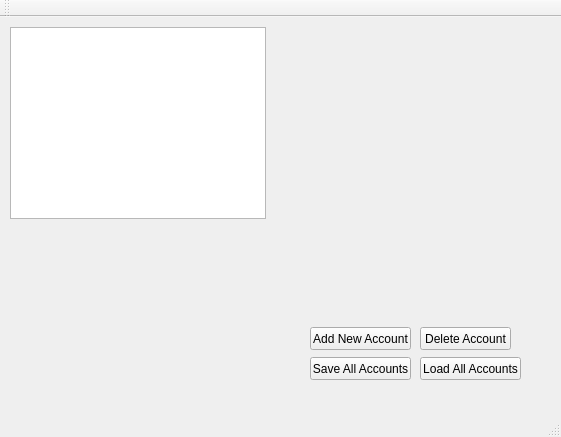
The window that mainwindow.ui (kingyy2013/autobot) describes before a commit, drawn with Qt 5.
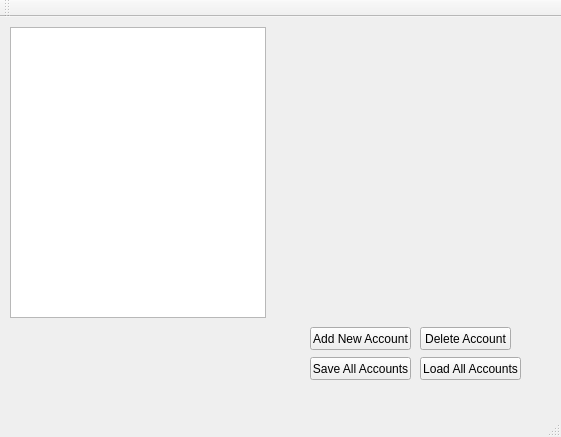
The same window after the commit.

```diff
--- a/mainwindow.ui
+++ b/mainwindow.ui
@@ -72,7 +72,7 @@
       <x>10</x>
       <y>10</y>
       <width>256</width>
-      <height>192</height>
+      <height>291</height>
      </rect>
     </property>
    </widget>
```
